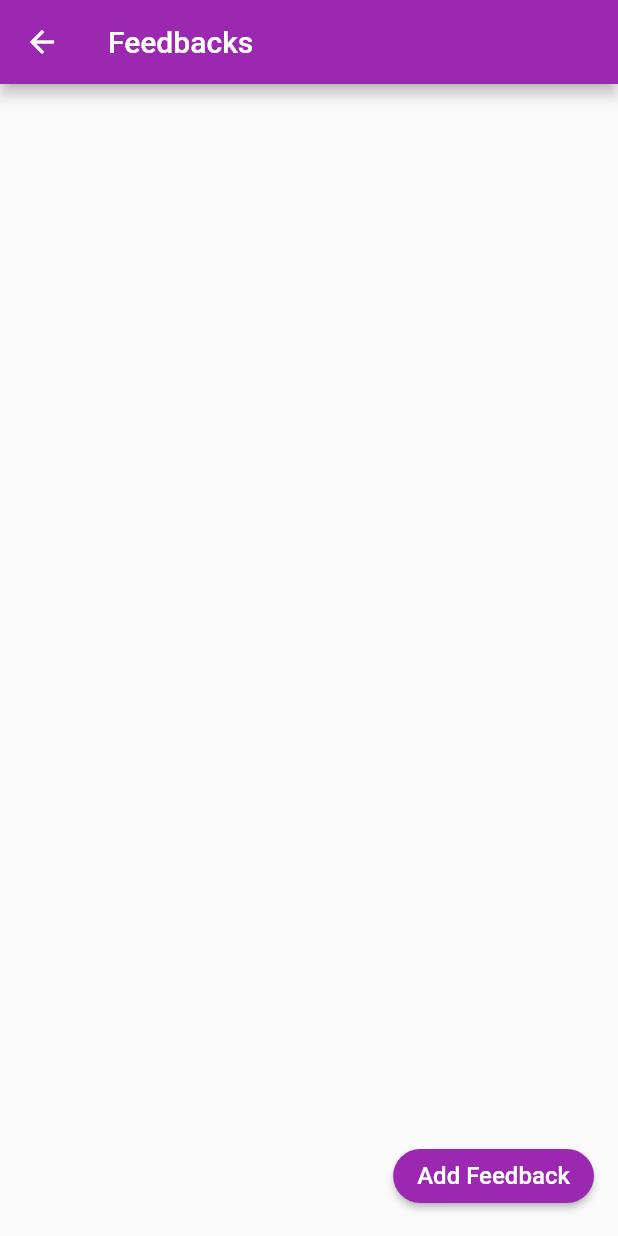
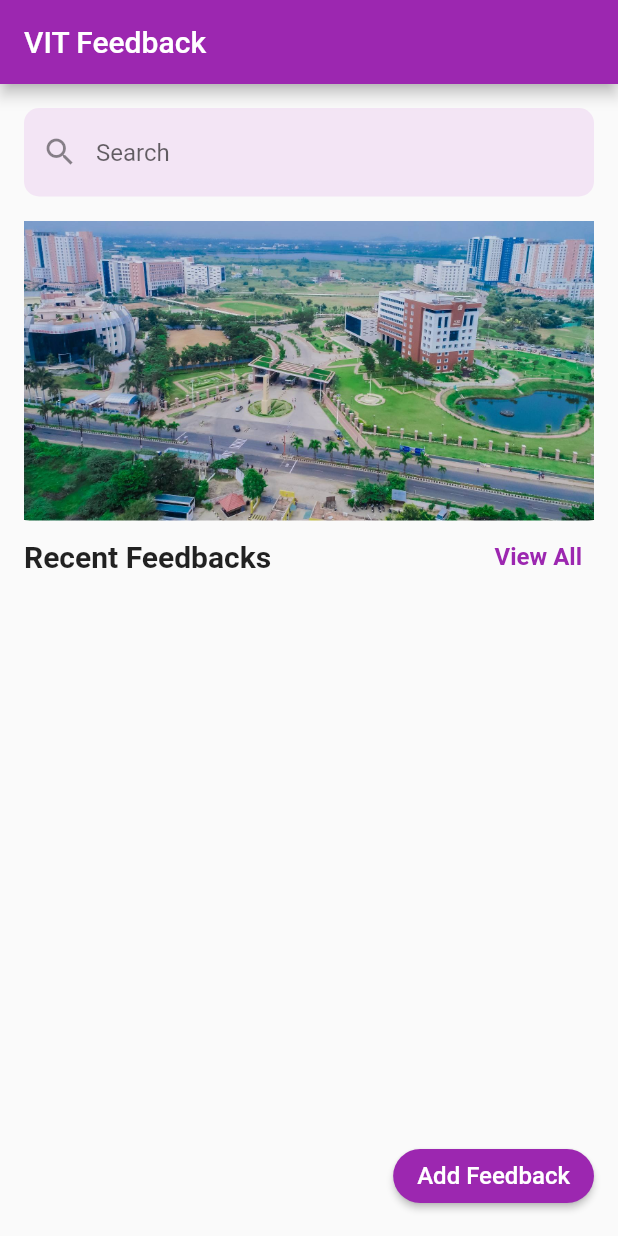
Before and after one commit to shubhamm69/VIT-Feedback-System-App, a Flutter app: the HomePage screen opened directly, on a phone screen of 412 x 824 dp. Run offline on Flutter 3.47's test engine with Material 2 defaults, Android fonts, the phone set to English and light mode, and no system bars; our stand-ins replace cloud_firestore, country_picker, firebase_auth, firebase_core, firebase_storage, image_picker and 2 more; accounts and stored records are empty.

Commit message:
Updated UI

```diff
--- a/lib/screens/home_screen.dart
+++ b/lib/screens/home_screen.dart
@@ -1,23 +1,109 @@
 import 'package:flutter/material.dart';
 import 'package:smartcityfeedbacksystem/models/feedback_model.dart';
+import 'package:smartcityfeedbacksystem/screens/search_screen.dart';
 import 'package:smartcityfeedbacksystem/screens/addfeedback_screen.dart';
 import 'package:smartcityfeedbacksystem/services/services.dart';
 import 'package:smartcityfeedbacksystem/widgets/feedback_card.dart';
 import 'package:smartcityfeedbacksystem/widgets/custom_button.dart';
 
 class HomePage extends StatelessWidget {
-
   final FeedbackService _feedbackService = FeedbackService();
+  final TextEditingController _searchController = TextEditingController();
 
   @override
   Widget build(BuildContext context) {
     return Scaffold(
       appBar: AppBar(
-        title: Text('Feedbacks'),
+        title: Text('VIT Feedback'),
         backgroundColor: Colors.purple,
+        automaticallyImplyLeading: false,
       ),
-      body: StreamBuilder<List<FeedbackModel>>(
-        stream: _feedbackService.getAllUserFeedbacksStream(), // Replace 'userId' with the actual user ID
+      body: Column(
+        children: [
+          Padding(
+            padding: EdgeInsets.all(16.0),
+            child: TextField(
+              controller: _searchController,
+              decoration: InputDecoration(
+                hintText: 'Search',
+                enabledBorder: OutlineInputBorder(
+                  borderRadius: BorderRadius.circular(10),
+                  borderSide: BorderSide(color: Colors.transparent),
+                ),
+                focusedBorder: OutlineInputBorder(
+                  borderRadius: BorderRadius.circular(10),
+                  borderSide: BorderSide(color: Colors.transparent),
+                ),
+                filled: true,
+                fillColor: Colors.purple.shade50,
+                prefixIcon: IconButton(
+                  icon: Icon(Icons.search),
+                  onPressed: () {
+                    Navigator.push(
+                      context,
+                      MaterialPageRoute(
+                        builder: (context) => SearchScreen(
+                            // query: _searchController.text.trim(),
+                            ),
+                      ),
+                    );
+                  },
+                ),
+              ),
+            ),
+          ),
+          SizedBox(
+            child: ClipRRect(
+              borderRadius: BorderRadius.circular(20),
+              child: Padding(
+                padding: EdgeInsets.symmetric(vertical: 0, horizontal: 16),
+                child: Image.asset(
+                  'assets/campus-banner.jpg',
+                  fit: BoxFit.cover,
+                  width: 400,
+                  height: 200,
+                ),
+              ),
+            ),
+          ),
+          Container(
+            padding: EdgeInsets.symmetric(vertical: 0,horizontal: 16),
+            child: Row(
+              mainAxisAlignment: MainAxisAlignment.spaceBetween,
+              children: [
+                const Text(
+                  'Recent Feedbacks',
+                  style: TextStyle(
+                    fontSize: 20,
+                    fontWeight: FontWeight.bold,
+                  ),
+                ),
+                TextButton(
+                  onPressed: () {
+                    Navigator.push(
+                      context,
+                      MaterialPageRoute(
+                        builder: (context) => SearchScreen(),
+                      ),
+                    );
+                  },
+                  child: const Text(
+                    'View All',
+                    style: TextStyle(
+                      fontSize: 16,
+                      fontWeight: FontWeight.bold,
+                      color: Colors.purple,
+                    ),
+                  ),
+                ),
+              ],
+            ),
+          ),
+          Expanded(
+              child: Padding(
+            padding: const EdgeInsets.symmetric(vertical: 0,horizontal: 16),
+            child: StreamBuilder<List<FeedbackModel>>(
+              stream: _feedbackService.getAllUserFeedbacksStream(),
               builder: (context, snapshot) {
                 if (snapshot.hasData) {
                   final List<FeedbackModel> feedbacks = snapshot.data!;
@@ -37,6 +123,9 @@
                 }
               },
             ),
+          )),
+        ],
+      ),
       floatingActionButton: CustomButton(
         text: 'Add Feedback',
         onPressed: () {
--- /dev/null
+++ b/lib/screens/search_screen.dart
@@ -0,0 +1,15 @@
+import 'package:flutter/material.dart';
+
+class SearchScreen extends StatefulWidget {
+  const SearchScreen({super.key});
+
+  @override
+  State<SearchScreen> createState() => _SearchScreenState();
+}
+
+class _SearchScreenState extends State<SearchScreen> {
+  @override
+  Widget build(BuildContext context) {
+    return const Placeholder();
+  }
+}
```
Also changed, not shown: assets/campus-banner.jpg (added). Lines whose indentation alone changed are shown as unchanged.
